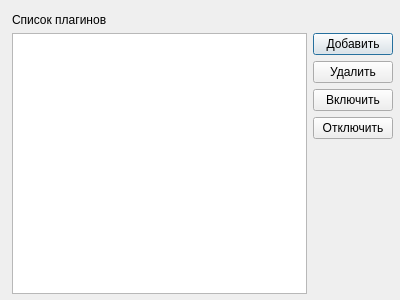
Old version of the form src/gis36/plugin_manager.ui in the repository smurav/gis36.
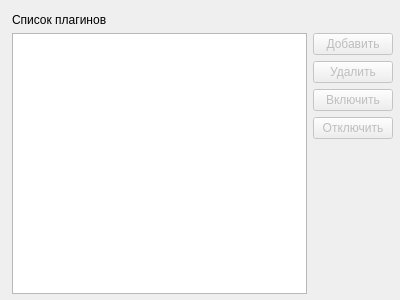
New version of the form.

```diff
--- a/src/gis36/plugin_manager.ui
+++ b/src/gis36/plugin_manager.ui
@@ -13,7 +13,7 @@
   <property name="windowTitle">
    <string>Dialog</string>
   </property>
-  <widget class="QWidget" name="">
+  <widget class="QWidget" name="layoutWidget">
    <property name="geometry">
     <rect>
      <x>12</x>
@@ -39,6 +39,9 @@
        <layout class="QVBoxLayout" name="verticalLayout_2">
         <item>
          <widget class="QPushButton" name="add_plugin">
+          <property name="enabled">
+           <bool>false</bool>
+          </property>
           <property name="text">
            <string>Добавить</string>
           </property>
@@ -46,6 +49,9 @@
         </item>
         <item>
          <widget class="QPushButton" name="remove_plugin">
+          <property name="enabled">
+           <bool>false</bool>
+          </property>
           <property name="text">
            <string>Удалить</string>
           </property>
@@ -53,6 +59,9 @@
         </item>
         <item>
          <widget class="QPushButton" name="turn_on_plugin">
+          <property name="enabled">
+           <bool>false</bool>
+          </property>
           <property name="text">
            <string>Включить</string>
           </property>
@@ -60,6 +69,9 @@
         </item>
         <item>
          <widget class="QPushButton" name="turn_off_plugin">
+          <property name="enabled">
+           <bool>false</bool>
+          </property>
           <property name="text">
            <string>Отключить</string>
           </property>
```
Left out of the diff: 2 changed lines with no effect on the pictures.
